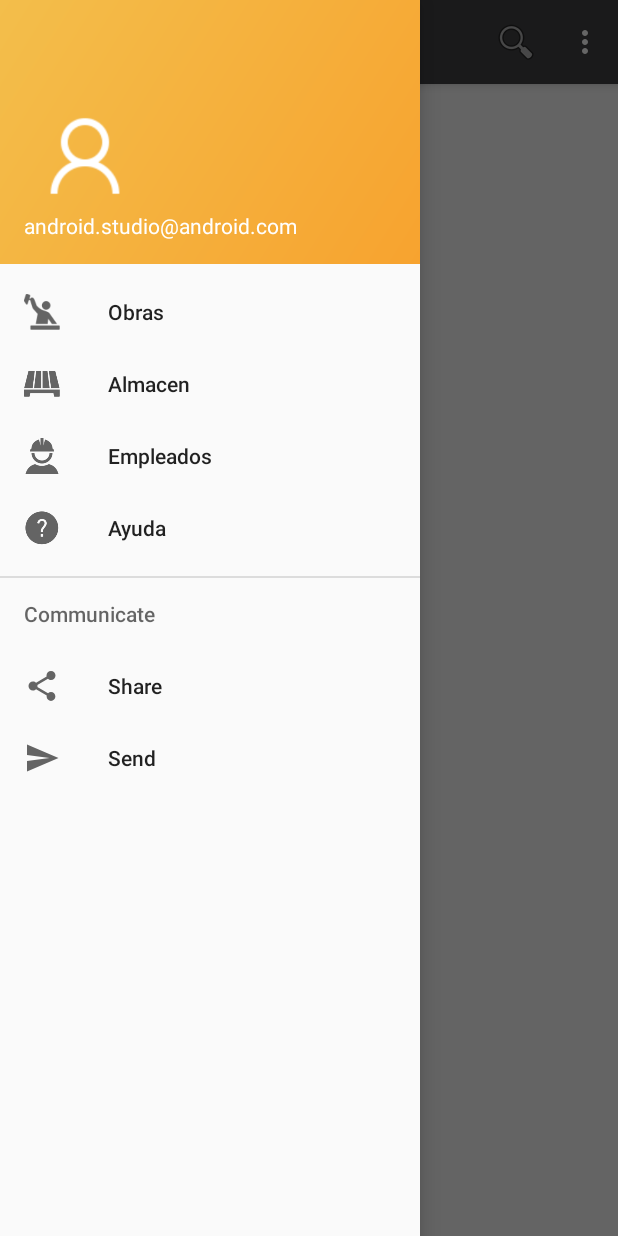
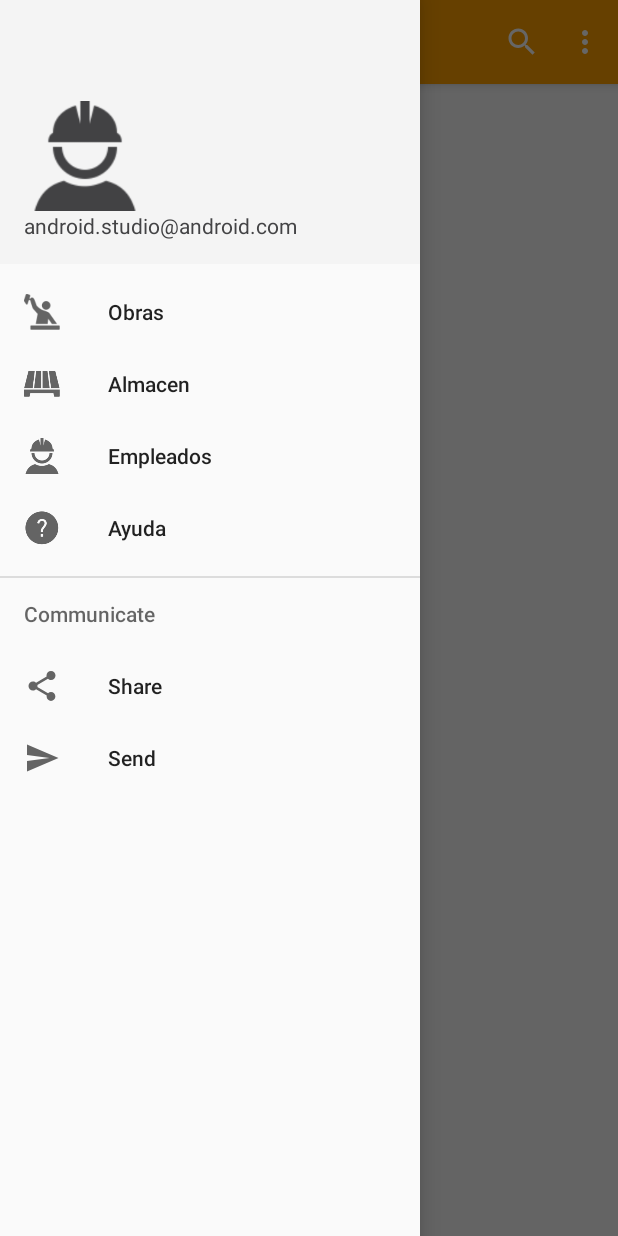
Before and after one commit to AzaelMoraless/YurtaApp, an Android app: the ObrasFragment screen opened directly, with no data from a screen before it, with the side drawer open, on a phone screen of 412 x 824 dp. Run offline under Robolectric (Android 15) with nearby library versions, the phone set to English and light mode, and no system bars; Roboto replaces fonts that are not available here.

Commit message:
fragments_toolbar2

```diff
--- a/app/src/main/res/drawable/side_nav_bar.xml
+++ b/app/src/main/res/drawable/side_nav_bar.xml
@@ -2,7 +2,7 @@
     android:shape="rectangle">
     <gradient
         android:angle="135"
-        android:endColor="#F3BE4B"
-        android:startColor="#F7A32F"
+        android:endColor="@color/colorBack"
+        android:startColor="@color/colorBack"
         android:type="linear" />
 </shape>
--- a/app/src/main/res/layout/activity_home.xml
+++ b/app/src/main/res/layout/activity_home.xml
@@ -20,7 +20,7 @@
         android:layout_gravity="start"
         android:fitsSystemWindows="true"
         app:headerLayout="@layout/nav_header_home"
-        app:menu="@menu/activity_home_drawer" >
+        app:menu="@menu/activity_home_drawer">
 
     </android.support.design.widget.NavigationView>
 
--- a/app/src/main/res/layout/activity_main.xml
+++ b/app/src/main/res/layout/activity_main.xml
@@ -8,7 +8,7 @@
     android:paddingLeft="@dimen/activity_horizontal_margin"
     android:paddingRight="@dimen/activity_horizontal_margin"
     android:paddingTop="@dimen/activity_vertical_margin"
-    android:background="@color/colorPrimaryDark"
+    android:background="@color/colorBack"
     tools:context=".MainActivity">
 
     <LinearLayout
--- a/app/src/main/res/layout/nav_header_home.xml
+++ b/app/src/main/res/layout/nav_header_home.xml
@@ -18,13 +18,13 @@
         android:layout_height="81dp"
         android:contentDescription="@string/nav_header_desc"
         android:paddingTop="@dimen/nav_header_vertical_spacing"
-        app:srcCompat="@drawable/ic_user_w" />
+        app:srcCompat="@drawable/ic_empleado" />
 
     <TextView
         android:id="@+id/textView"
         android:layout_width="wrap_content"
         android:layout_height="wrap_content"
         android:text="@string/nav_header_subtitle"
-        android:textColor="#FFFFFF"/>
+        android:textColor="@color/colorSecond"/>
 
 </LinearLayout>
--- a/app/src/main/res/menu/toolbar_obras.xml
+++ b/app/src/main/res/menu/toolbar_obras.xml
@@ -11,6 +11,7 @@
         android:icon="@android:drawable/ic_menu_search"
         android:title="Buscar"
         android:id="@+id/buscar"
+        app:actionViewClass="android.support.v7.widget.SearchView"
         app:showAsAction="always"
         />
 </menu>
--- a/app/src/main/res/values/colors.xml
+++ b/app/src/main/res/values/colors.xml
@@ -1,8 +1,11 @@
 <?xml version="1.0" encoding="utf-8"?>
 <resources>
-    <color name="colorPrimary">#424244</color>
-    <color name="colorPrimaryDark">#f4f4f4</color>
-    <color name="colorAccent">#424244</color>
-    <color name="colorSecond">#F3BE4B</color>
+    <color name="colorPrimary">#ffa000</color>
+    <color name="colorPrimaryDark">#c67100</color>
+    <color name="colorAccent">#ffd149</color>
+    <color name="colorSecond">#434345</color>
 
+    <color name="colorNotification">#F3BE4B</color>
+
+    <color name="colorBack">#f4f4f4</color>
 </resources>
--- a/app/src/main/res/values/styles.xml
+++ b/app/src/main/res/values/styles.xml
@@ -3,7 +3,7 @@
     <style name="AppTheme" parent="Theme.AppCompat.Light.NoActionBar">
         <!-- Customize your theme here. -->
         <item name="colorPrimary">@color/colorPrimary</item>
-        <item name="colorPrimaryDark">@color/colorPrimary</item>
+        <item name="colorPrimaryDark">@color/colorPrimaryDark</item>
         <item name="colorAccent">@color/colorAccent</item>
     </style>
 
```
Also changed, not shown: app/src/main/ic_launcher-web.png (added), app/src/main/res/mipmap-hdpi/ic_launcher.png, app/src/main/res/mipmap-mdpi/ic_launcher.png, app/src/main/res/mipmap-xhdpi/ic_launcher.png, app/src/main/res/mipmap-xxhdpi/ic_launcher.png, app/src/main/res/mipmap-xxxhdpi/ic_launcher.png.
